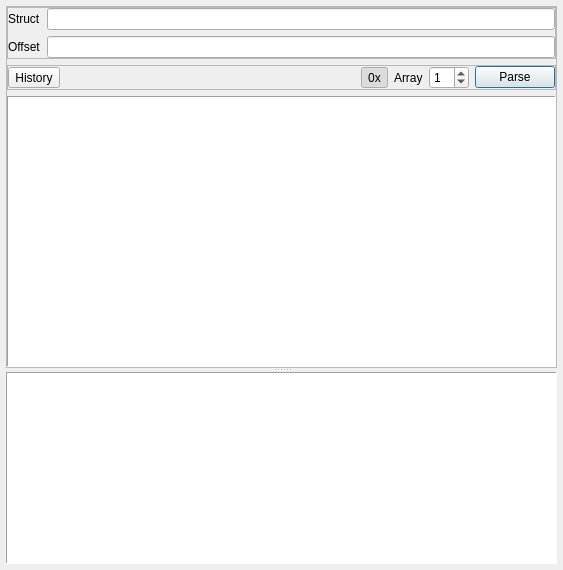
ukyouz/Visual-Studio-Debug-Tools, file view/WidgetBinParser.ui: the form before one commit.
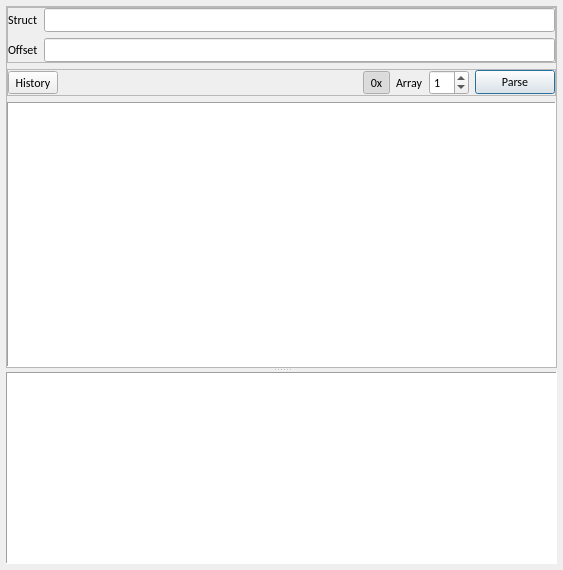
The form after the commit. Icons and pictures are not drawn.

Patch:
```diff
--- a/view/WidgetBinParser.ui
+++ b/view/WidgetBinParser.ui
@@ -10,6 +10,11 @@
     <height>570</height>
    </rect>
   </property>
+  <property name="font">
+   <font>
+    <family>Calibri</family>
+   </font>
+  </property>
   <property name="windowTitle">
    <string>Form</string>
   </property>
@@ -237,6 +242,11 @@
            <verstretch>3</verstretch>
           </sizepolicy>
          </property>
+         <property name="font">
+          <font>
+           <family>Calibri</family>
+          </font>
+         </property>
          <property name="styleSheet">
           <string notr="true">QTreeView::branch:open:has-children{border-image: url(:/icon/images/treeview/border-expand.png);}
 QTreeView::branch:closed:has-children{border-image: url(:/icon/images/treeview/border-collapse.png);}
```
